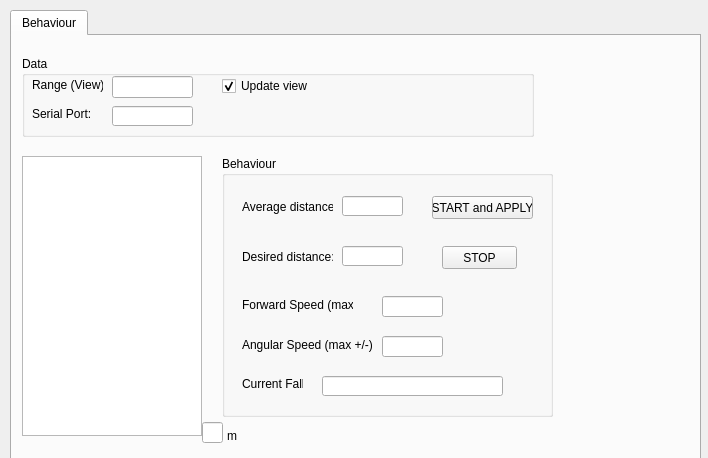
Qt form Hanse/Behaviour_WallFollowing/wallfollowingform.ui (iti-luebeck/HANSE2011) before a commit.
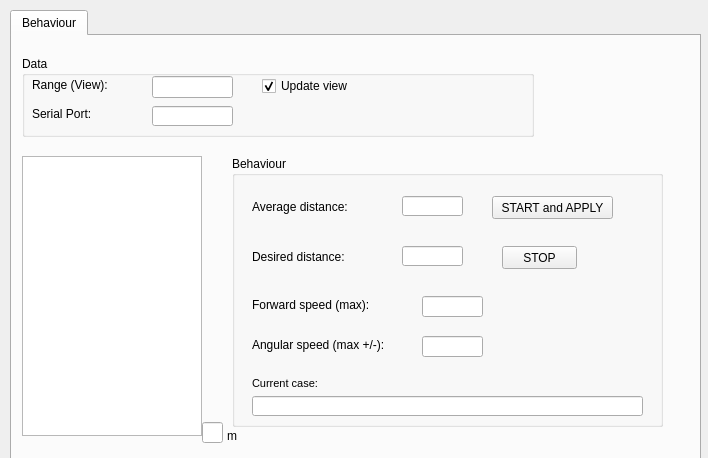
The same form after that commit.

Commit message: One more Wallfollowing-Case; "Emergency stop"

```diff
--- a/Hanse/Behaviour_WallFollowing/wallfollowingform.ui
+++ b/Hanse/Behaviour_WallFollowing/wallfollowingform.ui
@@ -74,7 +74,7 @@
        <rect>
         <x>10</x>
         <y>19</y>
-        <width>71</width>
+        <width>101</width>
         <height>20</height>
        </rect>
       </property>
@@ -85,7 +85,7 @@
      <widget class="QLineEdit" name="port">
       <property name="geometry">
        <rect>
-        <x>90</x>
+        <x>130</x>
         <y>50</y>
         <width>81</width>
         <height>20</height>
@@ -108,7 +108,7 @@
      <widget class="QCheckBox" name="updateView">
       <property name="geometry">
        <rect>
-        <x>200</x>
+        <x>240</x>
         <y>20</y>
         <width>111</width>
         <height>20</height>
@@ -124,7 +124,7 @@
      <widget class="QLineEdit" name="echoRange">
       <property name="geometry">
        <rect>
-        <x>90</x>
+        <x>130</x>
         <y>20</y>
         <width>81</width>
         <height>22</height>
@@ -135,10 +135,10 @@
     <widget class="QGroupBox" name="groupBox_3">
      <property name="geometry">
       <rect>
-       <x>210</x>
+       <x>220</x>
        <y>120</y>
-       <width>331</width>
-       <height>261</height>
+       <width>431</width>
+       <height>271</height>
       </rect>
      </property>
      <property name="title">
@@ -147,9 +147,9 @@
      <widget class="QPushButton" name="startButton">
       <property name="geometry">
        <rect>
-        <x>210</x>
+        <x>260</x>
         <y>40</y>
-        <width>101</width>
+        <width>121</width>
         <height>23</height>
        </rect>
       </property>
@@ -160,7 +160,7 @@
      <widget class="QPushButton" name="stopButton">
       <property name="geometry">
        <rect>
-        <x>220</x>
+        <x>270</x>
         <y>90</y>
         <width>75</width>
         <height>23</height>
@@ -175,7 +175,7 @@
        <rect>
         <x>20</x>
         <y>40</y>
-        <width>91</width>
+        <width>111</width>
         <height>21</height>
        </rect>
       </property>
@@ -188,7 +188,7 @@
        <rect>
         <x>20</x>
         <y>90</y>
-        <width>91</width>
+        <width>111</width>
         <height>21</height>
        </rect>
       </property>
@@ -199,7 +199,7 @@
      <widget class="QLineEdit" name="avgDistance">
       <property name="geometry">
        <rect>
-        <x>120</x>
+        <x>170</x>
         <y>40</y>
         <width>61</width>
         <height>20</height>
@@ -212,7 +212,7 @@
      <widget class="QLineEdit" name="distanceInput">
       <property name="geometry">
        <rect>
-        <x>120</x>
+        <x>170</x>
         <y>90</y>
         <width>61</width>
         <height>20</height>
@@ -227,12 +227,12 @@
        <rect>
         <x>20</x>
         <y>140</y>
-        <width>111</width>
+        <width>141</width>
         <height>17</height>
        </rect>
       </property>
       <property name="text">
-       <string>Forward Speed (max):</string>
+       <string>Forward speed (max):</string>
       </property>
      </widget>
      <widget class="QLabel" name="label_5">
@@ -240,18 +240,18 @@
        <rect>
         <x>20</x>
         <y>180</y>
-        <width>131</width>
+        <width>161</width>
         <height>17</height>
        </rect>
       </property>
       <property name="text">
-       <string>Angular Speed (max +/-):</string>
+       <string>Angular speed (max +/-):</string>
       </property>
      </widget>
      <widget class="QLineEdit" name="forwardInput">
       <property name="geometry">
        <rect>
-        <x>160</x>
+        <x>190</x>
         <y>140</y>
         <width>61</width>
         <height>21</height>
@@ -261,7 +261,7 @@
      <widget class="QLineEdit" name="angularInput">
       <property name="geometry">
        <rect>
-        <x>160</x>
+        <x>190</x>
         <y>180</y>
         <width>61</width>
         <height>21</height>
@@ -273,20 +273,24 @@
        <rect>
         <x>20</x>
         <y>220</y>
-        <width>61</width>
+        <width>91</width>
         <height>16</height>
        </rect>
       </property>
       <property name="text">
-       <string>Current Fall:</string>
+       <string>&lt;!DOCTYPE HTML PUBLIC &quot;-//W3C//DTD HTML 4.0//EN&quot; &quot;http://www.w3.org/TR/REC-html40/strict.dtd&quot;&gt;
+&lt;html&gt;&lt;head&gt;&lt;meta name=&quot;qrichtext&quot; content=&quot;1&quot; /&gt;&lt;style type=&quot;text/css&quot;&gt;
+p, li { white-space: pre-wrap; }
+&lt;/style&gt;&lt;/head&gt;&lt;body style=&quot; font-family:'MS Shell Dlg 2'; font-size:7.8pt; font-weight:400; font-style:normal;&quot;&gt;
+&lt;p style=&quot; margin-top:0px; margin-bottom:0px; margin-left:0px; margin-right:0px; -qt-block-indent:0; text-indent:0px;&quot;&gt;&lt;span style=&quot; font-size:8pt;&quot;&gt;Current case:&lt;/span&gt;&lt;/p&gt;&lt;/body&gt;&lt;/html&gt;</string>
       </property>
      </widget>
      <widget class="QLineEdit" name="currentFall">
       <property name="geometry">
        <rect>
-        <x>100</x>
-        <y>220</y>
-        <width>181</width>
+        <x>20</x>
+        <y>240</y>
+        <width>391</width>
         <height>20</height>
        </rect>
       </property>
```
Left out of the diff: 2 changed lines with no effect on the pictures. The commit also changes 6 other files.
